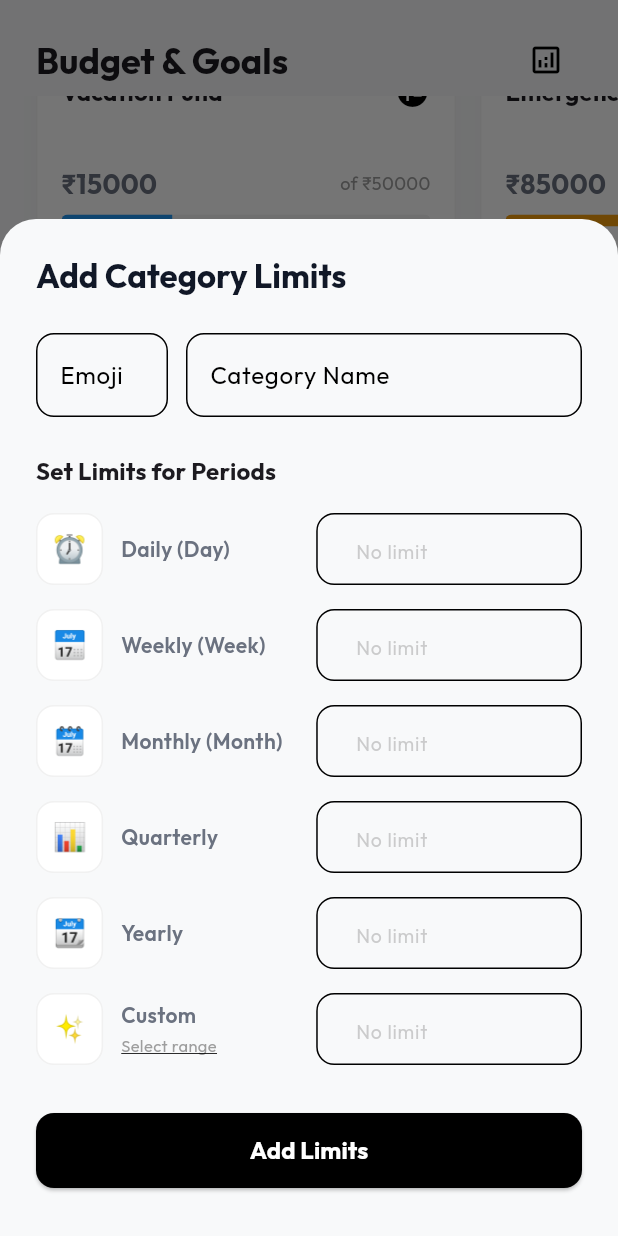
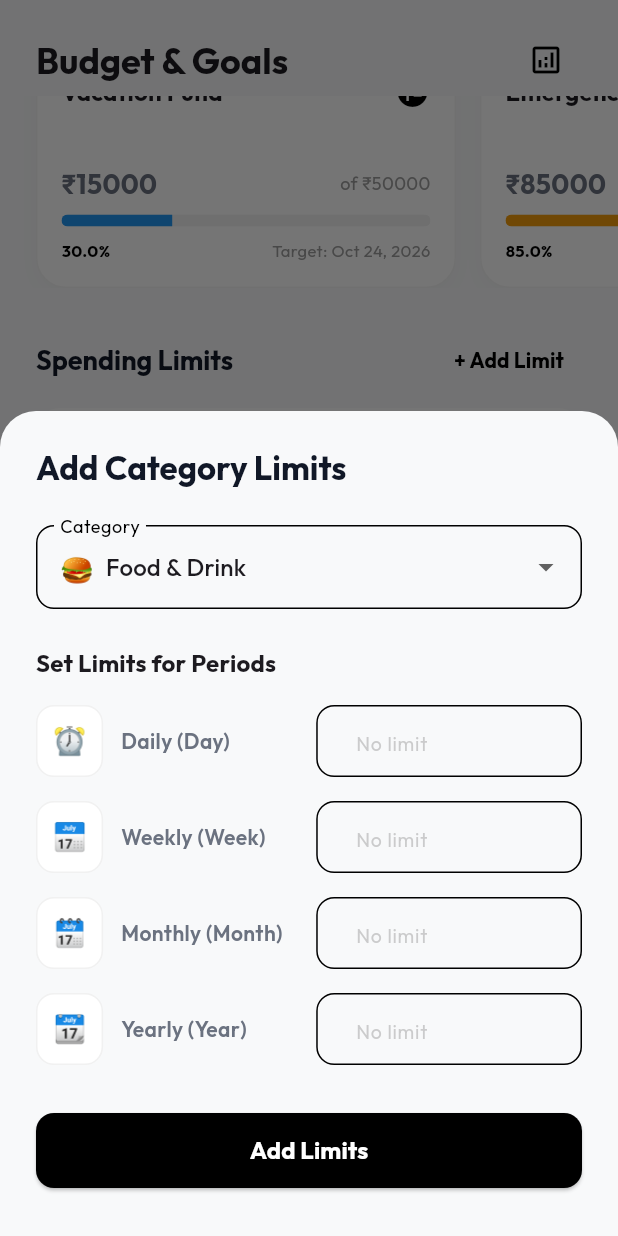
Before and after one commit to mohas7im/spendwise, a Flutter app: the BudgetScreen screen opened directly, tab 2 chosen, scrolled down 314 dp, after a tap on "+ Add Limit", on a phone screen of 412 x 824 dp. Run offline on Flutter 3.47's test engine with Material 3 defaults, Android fonts, the phone set to English and light mode, and no system bars; our stand-ins replace fl_chart, google_fonts; network calls fail.

Commit message:
feat: remove quarterly/custom periods and add preset category dropdown to budget sheet

```diff
--- a/lib/screens/budget_screen.dart
+++ b/lib/screens/budget_screen.dart
@@ -446,90 +446,30 @@ class _BudgetScreenState extends State<BudgetScreen> with SingleTickerProviderSt
     );
   }
 
-  Widget _buildCustomPeriodInputRow({
-    required BuildContext context,
-    required TextEditingController controller,
-    required DateTimeRange? dateRange,
-    required VoidCallback onSelectRange,
-  }) {
-    final rangeText = dateRange != null
-        ? '${DateFormat('MMM d').format(dateRange.start)} - ${DateFormat('MMM d').format(dateRange.end)}'
-        : 'Select range';
+  void _showAddLimitSheet(BuildContext context, BudgetProvider provider) {
+    final presetCategories = [
+      {'name': 'Food & Drink', 'emoji': '🍔'},
+      {'name': 'Groceries', 'emoji': '🛒'},
+      {'name': 'Rent', 'emoji': '🏠'},
+      {'name': 'Transport', 'emoji': '🚕'},
+      {'name': 'Shopping', 'emoji': '🛍️'},
+      {'name': 'Entertainment', 'emoji': '🎬'},
+      {'name': 'Health', 'emoji': '💊'},
+      {'name': 'Bills', 'emoji': '📄'},
+      {'name': 'Invest', 'emoji': '📈'},
+      {'name': 'Other', 'emoji': '📦'},
+    ];
 
-    return Padding(
-      padding: const EdgeInsets.symmetric(vertical: 8.0),
-      child: Row(
-        children: [
-          Container(
-            padding: const EdgeInsets.all(10),
-            decoration: BoxDecoration(
-              color: Theme.of(context).cardColor,
-              borderRadius: BorderRadius.circular(12),
-              border: Border.all(color: Colors.grey.withOpacity(0.15)),
-            ),
-            child: const Text('✨', style: TextStyle(fontSize: 18)),
-          ),
-          const SizedBox(width: 12),
-          Expanded(
-            flex: 2,
-            child: Column(
-              crossAxisAlignment: CrossAxisAlignment.start,
-              mainAxisSize: MainAxisSize.min,
-              children: [
-                const Text(
-                  'Custom',
-                  style: TextStyle(fontWeight: FontWeight.w600, fontSize: 14),
-                ),
-                const SizedBox(height: 2),
-                GestureDetector(
-                  onTap: onSelectRange,
-                  child: Text(
-                    rangeText,
-                    style: TextStyle(
-                      fontSize: 11,
-                      color: dateRange != null ? Theme.of(context).colorScheme.secondary : Colors.grey,
-                      decoration: TextDecoration.underline,
-                    ),
-                  ),
-                ),
-              ],
-            ),
-          ),
-          const SizedBox(width: 12),
-          Expanded(
-            flex: 3,
-            child: SizedBox(
-              height: 48,
-              child: TextField(
-                controller: controller,
-                keyboardType: TextInputType.number,
-                decoration: InputDecoration(
-                  prefixText: '₹ ',
-                  hintText: 'No limit',
-                  hintStyle: TextStyle(color: Colors.grey.withOpacity(0.5), fontSize: 13),
-                  contentPadding: const EdgeInsets.symmetric(horizontal: 12, vertical: 8),
-                  border: OutlineInputBorder(borderRadius: BorderRadius.circular(12)),
-                ),
-              ),
-            ),
-          ),
-        ],
-      ),
-    );
-  }
+    Map<String, String>? selectedPreset = presetCategories.first;
+    bool isCustomCategory = false;
 
-  void _showAddLimitSheet(BuildContext context, BudgetProvider provider) {
-    final categoryController = TextEditingController();
-    final emojiController = TextEditingController();
+    final categoryController = TextEditingController(text: presetCategories.first['name']);
+    final emojiController = TextEditingController(text: presetCategories.first['emoji']);
 
     final dailyController = TextEditingController();
     final weeklyController = TextEditingController();
     final monthlyController = TextEditingController();
-    final quarterlyController = TextEditingController();
     final yearlyController = TextEditingController();
-    final customController = TextEditingController();
-
-    DateTimeRange? customDateRange;
 
     showModalBottomSheet(
       context: context,
@@ -546,6 +486,55 @@ class _BudgetScreenState extends State<BudgetScreen> with SingleTickerProviderSt
               children: [
                 Text('Add Category Limits', style: Theme.of(context).textTheme.titleLarge?.copyWith(fontWeight: FontWeight.bold)),
                 const SizedBox(height: 24),
+
+                // Preset Category Dropdown
+                DropdownButtonFormField<Map<String, String>?>(
+                  value: isCustomCategory ? null : selectedPreset,
+                  decoration: InputDecoration(
+                    labelText: 'Category',
+                    border: OutlineInputBorder(borderRadius: BorderRadius.circular(12)),
+                  ),
+                  items: [
+                    ...presetCategories.map((cat) => DropdownMenuItem<Map<String, String>?>(
+                      value: cat,
+                      child: Row(
+                        children: [
+                          Text(cat['emoji']!, style: const TextStyle(fontSize: 18)),
+                          const SizedBox(width: 8),
+                          Text(cat['name']!),
+                        ],
+                      ),
+                    )),
+                    const DropdownMenuItem<Map<String, String>?>(
+                      value: null,
+                      child: Row(
+                        children: [
+                          Text('➕', style: TextStyle(fontSize: 18)),
+                          const SizedBox(width: 8),
+                          Text('Custom Category...'),
+                        ],
+                      ),
+                    ),
+                  ],
+                  onChanged: (val) {
+                    setModalState(() {
+                      if (val == null) {
+                        isCustomCategory = true;
+                        categoryController.clear();
+                        emojiController.clear();
+                      } else {
+                        isCustomCategory = false;
+                        selectedPreset = val;
+                        categoryController.text = val['name']!;
+                        emojiController.text = val['emoji']!;
+                      }
+                    });
+                  },
+                ),
+
+                // Show text inputs if Custom Category is selected
+                if (isCustomCategory) ...[
+                  const SizedBox(height: 16),
                   Row(
                     children: [
                       Expanded(
@@ -571,31 +560,16 @@ class _BudgetScreenState extends State<BudgetScreen> with SingleTickerProviderSt
                       ),
                     ],
                   ),
+                ],
+
                 const SizedBox(height: 24),
                 Text('Set Limits for Periods', style: Theme.of(context).textTheme.titleMedium?.copyWith(fontWeight: FontWeight.bold)),
                 const SizedBox(height: 8),
                 _buildPeriodInputRow(context: context, label: 'Daily (Day)', icon: '⏰', controller: dailyController),
                 _buildPeriodInputRow(context: context, label: 'Weekly (Week)', icon: '📅', controller: weeklyController),
                 _buildPeriodInputRow(context: context, label: 'Monthly (Month)', icon: '🗓️', controller: monthlyController),
-                _buildPeriodInputRow(context: context, label: 'Quarterly', icon: '📊', controller: quarterlyController),
-                _buildPeriodInputRow(context: context, label: 'Yearly', icon: '📆', controller: yearlyController),
-                _buildCustomPeriodInputRow(
-                  context: context,
-                  controller: customController,
-                  dateRange: customDateRange,
-                  onSelectRange: () async {
-                    final picked = await showDateRangePicker(
-                      context: context,
-                      firstDate: DateTime.now().subtract(const Duration(days: 365)),
-                      lastDate: DateTime.now().add(const Duration(days: 365 * 2)),
-                    );
-                    if (picked != null) {
-                      setModalState(() {
-                        customDateRange = picked;
-                      });
-                    }
-                  },
-                ),
+                _buildPeriodInputRow(context: context, label: 'Yearly (Year)', icon: '📆', controller: yearlyController),
+
                 const SizedBox(height: 24),
                 SizedBox(
                   width: double.infinity,
@@ -619,7 +593,7 @@ class _BudgetScreenState extends State<BudgetScreen> with SingleTickerProviderSt
 
                       final newLimits = <CategoryLimit>[];
 
-                      void tryAddLimit(String text, LimitPeriod period, {DateTime? start, DateTime? end}) {
+                      void tryAddLimit(String text, LimitPeriod period) {
                         final val = double.tryParse(text) ?? 0.0;
                         if (val > 0) {
                           newLimits.add(CategoryLimit(
@@ -627,8 +601,6 @@ class _BudgetScreenState extends State<BudgetScreen> with SingleTickerProviderSt
                             emoji: emoji,
                             limitAmount: val,
                             period: period,
-                            customStartDate: start,
-                            customEndDate: end,
                             spentAmount: 0.0,
                           ));
                         }
@@ -637,29 +609,7 @@ class _BudgetScreenState extends State<BudgetScreen> with SingleTickerProviderSt
                       tryAddLimit(dailyController.text, LimitPeriod.daily);
                       tryAddLimit(weeklyController.text, LimitPeriod.weekly);
                       tryAddLimit(monthlyController.text, LimitPeriod.monthly);
-                      tryAddLimit(quarterlyController.text, LimitPeriod.quarterly);
                       tryAddLimit(yearlyController.text, LimitPeriod.yearly);
-
-                      if (customController.text.isNotEmpty) {
-                        final val = double.tryParse(customController.text) ?? 0.0;
-                        if (val > 0) {
-                          if (customDateRange == null) {
-                            ScaffoldMessenger.of(context).showSnackBar(
-                              const SnackBar(content: Text('Please select a date range for the Custom limit')),
-                            );
-                            return;
-                          }
-                          newLimits.add(CategoryLimit(
-                            category: category,
-                            emoji: emoji,
-                            limitAmount: val,
-                            period: LimitPeriod.custom,
-                            customStartDate: customDateRange!.start,
-                            customEndDate: customDateRange!.end,
-                            spentAmount: 0.0,
-                          ));
-                        }
-                      }
 
                       if (newLimits.isEmpty) {
                         ScaffoldMessenger.of(context).showSnackBar(
```
Lines whose indentation alone changed are shown as unchanged.
